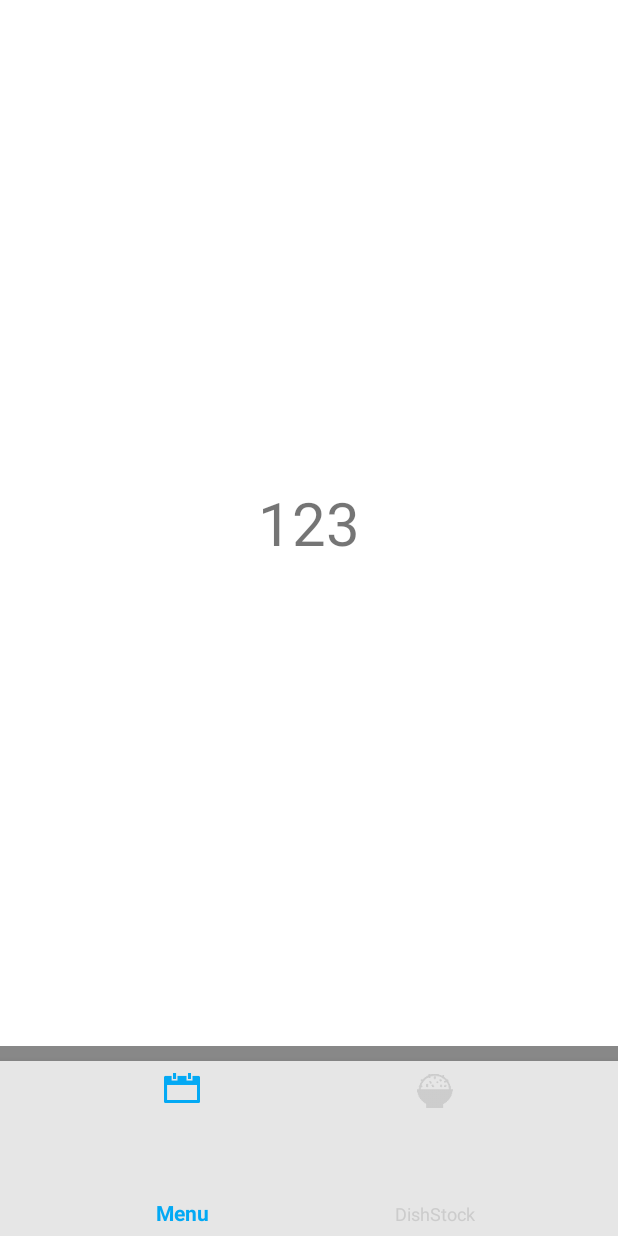
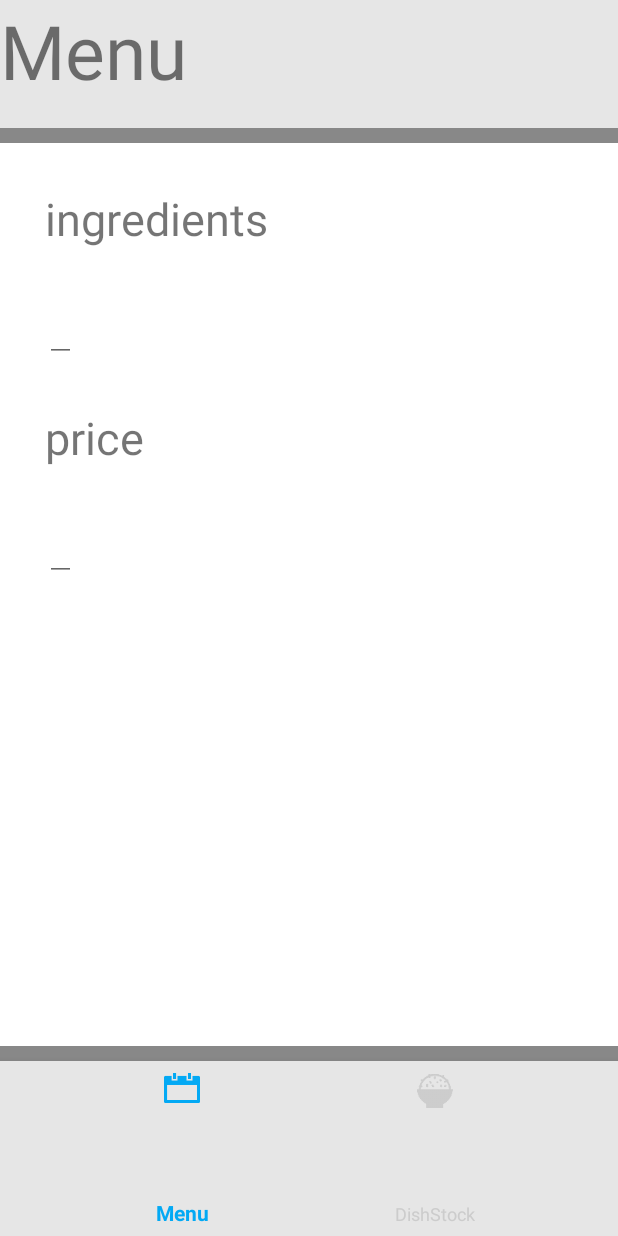
Before and after one commit to mukanov8/CooKiT, an Android app: the fragment DishFragment placed in its activity, on a phone screen of 412 x 824 dp. Run offline under Robolectric (Android 15) with nearby library versions, the phone set to English and light mode, and no system bars; 1 statement that could not run was skipped.

Commit message:
delete enable

```diff
--- a/app/src/main/java/com/evan/demo/CooKiT/DishFragment.java
+++ b/app/src/main/java/com/evan/demo/CooKiT/DishFragment.java
@@ -8,20 +8,22 @@ import android.view.LayoutInflater;
 import android.view.MotionEvent;
 import android.view.View;
 import android.view.ViewGroup;
+import android.widget.EditText;
 import android.widget.TextView;
 
 
 
 public class DishFragment extends Fragment implements View.OnTouchListener {
 
-    private TextView mtv;
+    private EditText met1,met2;
 
 
     @Nullable
     @Override
     public View onCreateView(@NonNull LayoutInflater inflater, @Nullable ViewGroup container, @Nullable Bundle savedInstanceState) {
         View view = inflater.inflate(R.layout.dish_item,null);
-        mtv = view.findViewById(R.id.dish_item_txt);
+        met1 = view.findViewById(R.id.dish_item_ingredients);
+        met2 = view.findViewById(R.id.dish_item_price);
         return view;
     }
 
@@ -29,7 +31,7 @@ public class DishFragment extends Fragment implements View.OnTouchListener {
     public void onActivityCreated(@Nullable Bundle savedInstanceState) {
         super.onActivityCreated(savedInstanceState);
         Bundle bundle = getArguments();
-        mtv.setText(bundle.getString("name"));
+        met1.setText(bundle.getString("name"));
     }
 
     @Override
--- a/app/src/main/res/layout/dish_item.xml
+++ b/app/src/main/res/layout/dish_item.xml
@@ -1,18 +1,60 @@
 <?xml version="1.0" encoding="utf-8"?>
-<LinearLayout
-    xmlns:android="http://schemas.android.com/apk/res/android"
-    android:layout_width="100dp"
-    android:layout_height="100dp"
-    android:gravity="center"
-    android:layout_gravity="center"
+<LinearLayout xmlns:android="http://schemas.android.com/apk/res/android"
+    android:layout_width="match_parent"
+    android:layout_height="match_parent"
+    android:orientation="vertical"
     android:background="#ffffff">
 
     <TextView
-        android:id="@+id/dish_item_txt"
+        android:id="@+id/dish_item_title"
         android:layout_width="match_parent"
-        android:layout_height="wrap_content"
-        android:text="123"
-        android:textSize="40dp"
-        android:gravity="center"/>
+        android:layout_height="0dp"
+        android:text="Menu"
+        android:textSize="50sp"
+        android:background="#E6E6E6"
+        android:layout_weight="1"/>
+
+    <View
+        android:layout_width="match_parent"
+        android:layout_height="10dp"
+        android:background="#888888"
+        />
+
+    <LinearLayout
+        android:layout_width="match_parent"
+        android:layout_height="0dp"
+        android:layout_weight="7"
+        android:orientation="vertical">
+
+        <TextView
+            android:layout_margin="30dp"
+            android:layout_width="wrap_content"
+            android:layout_height="wrap_content"
+            android:text="ingredients"
+            android:textSize="30sp"/>
+
+        <EditText
+            android:layout_marginLeft="30dp"
+            android:id="@+id/dish_item_ingredients"
+            android:layout_width="wrap_content"
+            android:layout_height="wrap_content"
+            />
+
+        <TextView
+            android:layout_margin="30dp"
+            android:layout_width="wrap_content"
+            android:layout_height="wrap_content"
+            android:text="price"
+            android:textSize="30sp"/>
+
+        <EditText
+            android:layout_marginLeft="30dp"
+            android:id="@+id/dish_item_price"
+            android:layout_width="wrap_content"
+            android:layout_height="wrap_content"/>
+
+    </LinearLayout>
+
+
 
 </LinearLayout>
```
Also changed, not shown: app/src/main/java/com/evan/demo/CooKiT/myApplication.java (+9 -11 lines), app/src/main/res/layout/listview_item.xml (+5 -4 lines).
